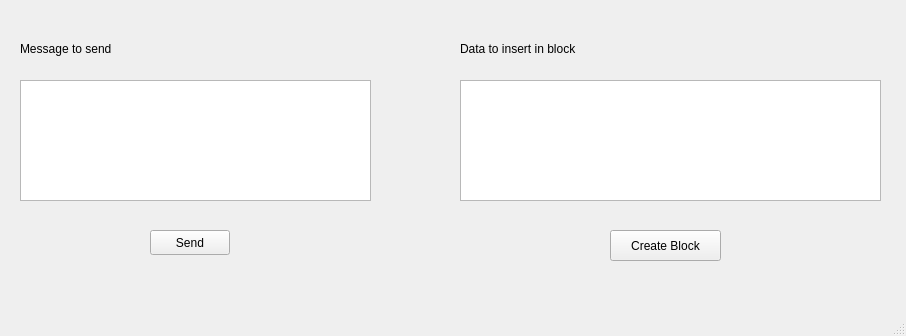
This is src/GuiClient.ui in matthiasrsl/blockchain-ensicaen as Qt 5 draws it before an edit. The edited form follows.
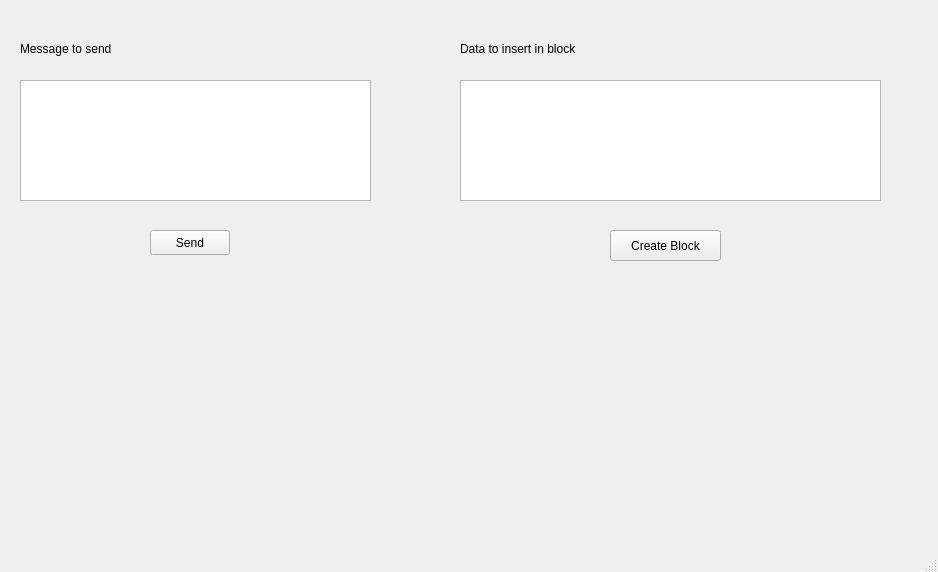
This is the edited form.

Commit message: I'm First Button added

Patch:
```diff
--- a/src/GuiClient.ui
+++ b/src/GuiClient.ui
@@ -6,8 +6,8 @@
    <rect>
     <x>0</x>
     <y>0</y>
-    <width>906</width>
-    <height>336</height>
+    <width>938</width>
+    <height>572</height>
    </rect>
   </property>
   <property name="windowTitle">
```
Left out of the diff: 26 changed lines with no effect on the pictures. The commit also changes 5 other files.
